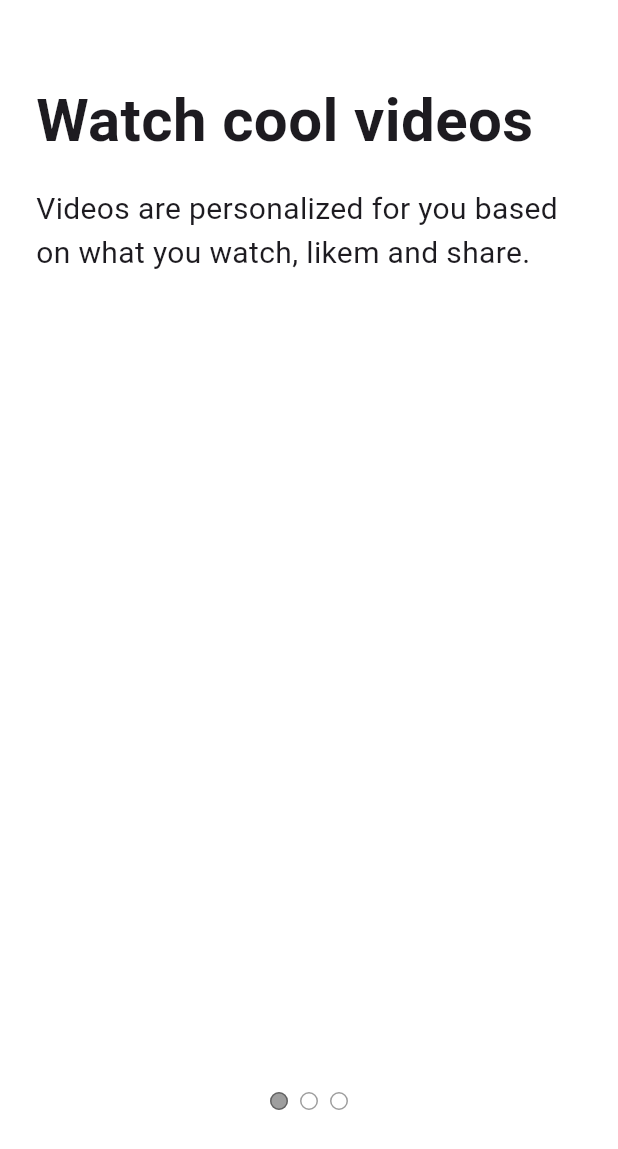
After one commit to Abdul-lembariti/tiktok_clone, a Flutter app: the Tutorial screen opened directly, on a phone screen of 412 x 824 dp. The commit adds this screen. Shown: the top 1149 px of the screen. Run offline on Flutter 3.47's test engine with Material 3 defaults, Android fonts, the phone set to English and light mode, and no system bars; our stand-ins replace font_awesome_flutter.

Commit message:
#4 ONBOARDING UI (#4.0 Introduction - #4.3 Tutorial Screen)

```diff
--- /dev/null
+++ b/lib/features/onboarding/tutorila_screen.dart
@@ -0,0 +1,117 @@
+import 'package:flutter/material.dart';
+import 'package:flutter/widgets.dart';
+import 'package:tiktok_clone/constants/gaps.dart';
+import 'package:tiktok_clone/constants/sizes.dart';
+
+class Tutorial extends StatefulWidget {
+  const Tutorial({super.key});
+
+  @override
+  State<Tutorial> createState() => _TutorialState();
+}
+
+class _TutorialState extends State<Tutorial> {
+  @override
+  Widget build(BuildContext context) {
+    return const DefaultTabController(
+      length: 3,
+      child: Scaffold(
+        body: SafeArea(
+          child: TabBarView(
+            children: [
+              Padding(
+                padding: EdgeInsets.symmetric(
+                  horizontal: Sizes.size24,
+                ),
+                child: Column(
+                  crossAxisAlignment: CrossAxisAlignment.start,
+                  children: [
+                    Gaps.v52,
+                    Text(
+                      'Watch cool videos',
+                      style: TextStyle(
+                        fontSize: Sizes.size40,
+                        fontWeight: FontWeight.bold,
+                      ),
+                    ),
+                    Gaps.v16,
+                    Text(
+                      'Videos are personalized for you based on what you watch, likem and share.',
+                      style: TextStyle(
+                        fontSize: Sizes.size20,
+                      ),
+                    ),
+                  ],
+                ),
+              ),
+              Padding(
+                padding: EdgeInsets.symmetric(
+                  horizontal: Sizes.size24,
+                ),
+                child: Column(
+                  crossAxisAlignment: CrossAxisAlignment.start,
+                  children: [
+                    Gaps.v52,
+                    Text(
+                      'Follow the rules',
+                      style: TextStyle(
+                        fontSize: Sizes.size40,
+                        fontWeight: FontWeight.bold,
+                      ),
+                    ),
+                    Gaps.v16,
+                    Text(
+                      'Videos are personalized for you based on what you watch, likem and share.',
+                      style: TextStyle(
+                        fontSize: Sizes.size20,
+                      ),
+                    ),
+                  ],
+                ),
+              ),
+              Padding(
+                padding: EdgeInsets.symmetric(
+                  horizontal: Sizes.size24,
+                ),
+                child: Column(
+                  crossAxisAlignment: CrossAxisAlignment.start,
+                  children: [
+                    Gaps.v52,
+                    Text(
+                      'Enjoy the ride',
+                      style: TextStyle(
+                        fontSize: Sizes.size40,
+                        fontWeight: FontWeight.bold,
+                      ),
+                    ),
+                    Gaps.v16,
+                    Text(
+                      'Videos are personalized for you based on what you watch, likem and share.',
+                      style: TextStyle(
+                        fontSize: Sizes.size20,
+                      ),
+                    ),
+                  ],
+                ),
+              ),
+            ],
+          ),
+        ),
+        bottomNavigationBar: Padding(
+          padding: EdgeInsets.symmetric(
+            vertical: Sizes.size80,
+          ),
+          child: Row(
+            mainAxisAlignment: MainAxisAlignment.center,
+            children: [
+              TabPageSelector(
+                color: Colors.white,
+                selectedColor: Colors.black38,
+              ),
+            ],
+          ),
+        ),
+      ),
+    );
+  }
+}
--- a/lib/main.dart
+++ b/lib/main.dart
@@ -1,6 +1,7 @@
 import 'package:flutter/material.dart';
 import 'package:tiktok_clone/constants/sizes.dart';
 import 'package:tiktok_clone/features/authentication/signup.dart';
+import 'package:tiktok_clone/features/onboarding/interest_screen.dart';
 
 void main() {
   runApp(const TikTokApp());
@@ -27,7 +28,7 @@ class TikTokApp extends StatelessWidget {
           ),
         ),
       ),
-      home: const SignUpScreen(),
+      home: const InterestScreen(),
     );
   }
 }
```
Also changed, not shown: lib/features/authentication/login_form_screen.dart (+11 -2 lines), lib/features/onboarding/interest_screen.dart (+154 -2 lines), lib/features/onboarding/widget/interest_button.dart (added, +57 -0 lines).
